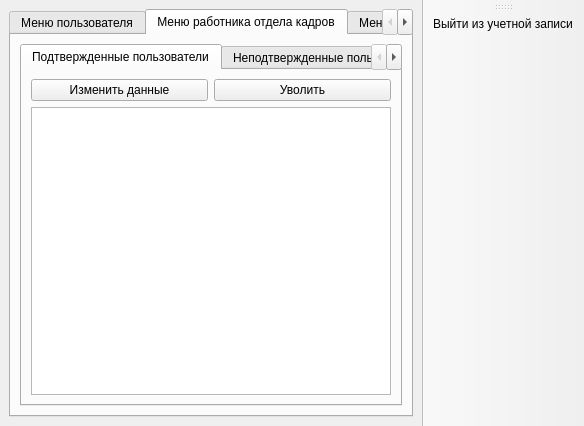
First picture: the form in mainwindow.ui, repository eazyproger/HRDep, before the edit.
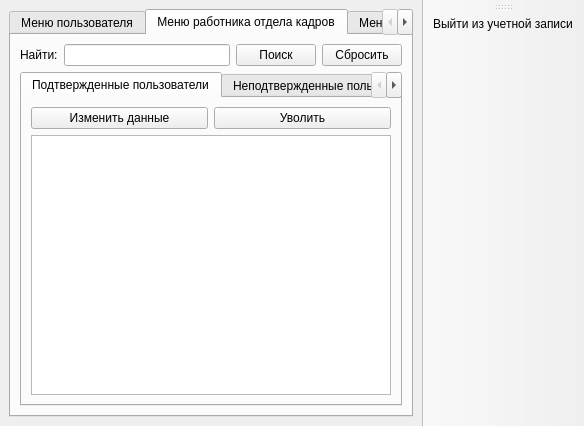
Second picture: the form after the edit. The open tabs and pages were chosen to show the change. Icons and pictures are not drawn.

Commit message: v0.1 first worked build witch has all needed requirements

What changed in the file:
```diff
--- a/mainwindow.ui
+++ b/mainwindow.ui
@@ -15,7 +15,7 @@
   </property>
   <widget class="QWidget" name="centralwidget">
    <layout class="QGridLayout" name="gridLayout_2">
-    <item row="0" column="1">
+    <item row="0" column="0">
      <widget class="QTabWidget" name="tabWidget">
       <property name="currentIndex">
        <number>1</number>
@@ -196,7 +196,37 @@
        <attribute name="title">
         <string>Меню работника отдела кадров</string>
        </attribute>
-       <layout class="QHBoxLayout" name="horizontalLayout_2">
+       <layout class="QHBoxLayout" name="horizontalLayout_9">
+        <item>
+         <layout class="QVBoxLayout" name="verticalLayout_5">
+          <item>
+           <layout class="QHBoxLayout" name="horizontalLayout_8">
+            <item>
+             <widget class="QLabel" name="label_14">
+              <property name="text">
+               <string>Найти:</string>
+              </property>
+             </widget>
+            </item>
+            <item>
+             <widget class="QLineEdit" name="searchText"/>
+            </item>
+            <item>
+             <widget class="QPushButton" name="search">
+              <property name="text">
+               <string>Поиск</string>
+              </property>
+             </widget>
+            </item>
+            <item>
+             <widget class="QPushButton" name="reset">
+              <property name="text">
+               <string>Сбросить</string>
+              </property>
+             </widget>
+            </item>
+           </layout>
+          </item>
         <item>
          <widget class="QTabWidget" name="mainTable">
           <property name="currentIndex">
@@ -286,6 +316,8 @@
          </widget>
         </item>
        </layout>
+        </item>
+       </layout>
       </widget>
       <widget class="QWidget" name="adminMenu">
        <attribute name="title">
@@ -294,6 +326,34 @@
        <layout class="QHBoxLayout" name="horizontalLayout_7">
         <item>
          <layout class="QVBoxLayout" name="verticalLayout_4">
+            <item>
+             <layout class="QHBoxLayout" name="horizontalLayout_2">
+              <item>
+               <widget class="QLabel" name="label_15">
+                <property name="text">
+                 <string>Найти:</string>
+                </property>
+               </widget>
+              </item>
+              <item>
+               <widget class="QLineEdit" name="searchText_2"/>
+              </item>
+              <item>
+               <widget class="QPushButton" name="search_2">
+                <property name="text">
+                 <string>Поиск</string>
+                </property>
+               </widget>
+              </item>
+              <item>
+               <widget class="QPushButton" name="reset_2">
+                <property name="text">
+                 <string>Сбросить</string>
+                </property>
+               </widget>
+              </item>
+             </layout>
+            </item>
           <item>
            <layout class="QHBoxLayout" name="horizontalLayout_6">
             <item>
```
Left out of the diff: 6 changed lines with no effect on the pictures. Lines whose indentation alone changed are shown as unchanged. The commit also changes 2 other files.
